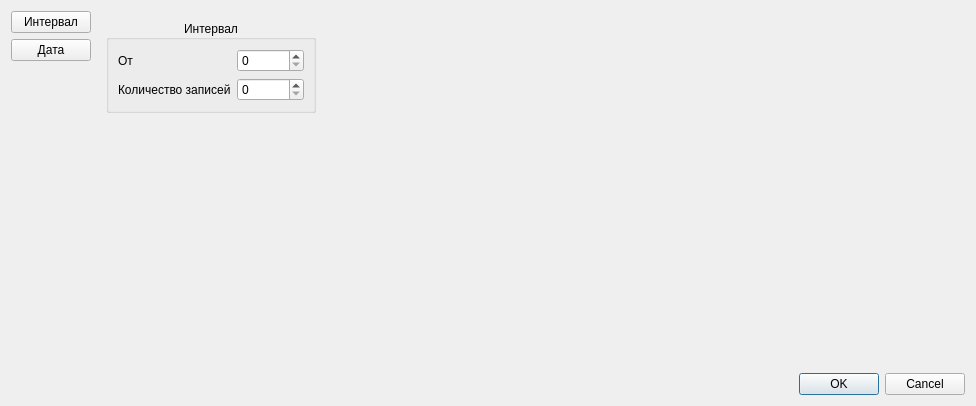
First picture: the form in filterdialog.ui, repository vlarry/configurator, before the edit.
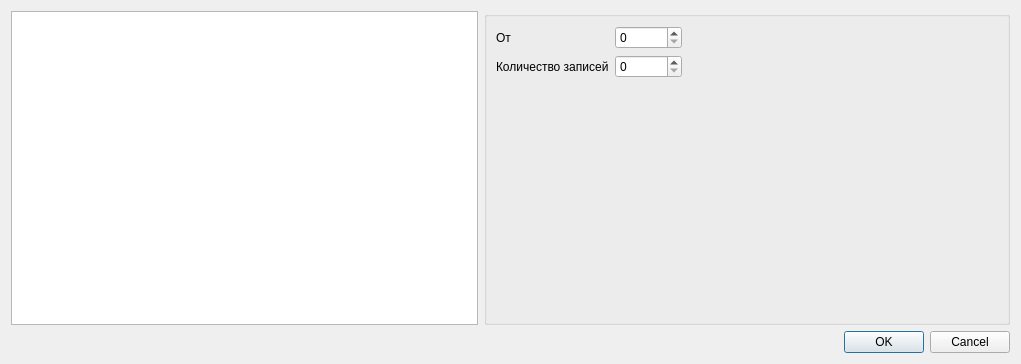
Second picture: the form after the edit. The open tabs and pages were chosen to show the change.

Commit message: Реализация остановки чтения сообщений по кнопке; Изменение виджета фильтра (Вместо кнопок - QListWidget).

The edit to the form file:
```diff
--- a/filterdialog.ui
+++ b/filterdialog.ui
@@ -6,78 +6,50 @@
    <rect>
     <x>0</x>
     <y>0</y>
-    <width>976</width>
-    <height>406</height>
+    <width>1021</width>
+    <height>364</height>
    </rect>
   </property>
   <property name="windowTitle">
    <string>Фильтр</string>
   </property>
-  <layout class="QVBoxLayout" name="verticalLayout_4">
-   <item>
-    <layout class="QHBoxLayout" name="horizontalLayout_2">
-     <item>
       <layout class="QVBoxLayout" name="verticalLayout_3">
        <item>
-        <widget class="QPushButton" name="pushbtnFilterInterval">
-         <property name="toolTip">
-          <string>&lt;html&gt;&lt;head/&gt;&lt;body&gt;&lt;p&gt;Фильтровать чтение/импорт/экспорт журналов по интервалу&lt;/p&gt;&lt;/body&gt;&lt;/html&gt;</string>
-         </property>
-         <property name="text">
-          <string>Интервал</string>
-         </property>
-        </widget>
+    <layout class="QHBoxLayout" name="horizontalLayout_4">
+     <item>
+      <widget class="QListWidget" name="listWidgetFilterButton"/>
        </item>
        <item>
-        <widget class="QPushButton" name="pushbtnFilterDate">
-         <property name="toolTip">
-          <string>&lt;html&gt;&lt;head/&gt;&lt;body&gt;&lt;p&gt;Фильтровать чтение/импорт/экспорт журналов по дате&lt;/p&gt;&lt;/body&gt;&lt;/html&gt;</string>
-         </property>
-         <property name="text">
-          <string>Дата</string>
-         </property>
-        </widget>
-       </item>
-       <item>
-        <spacer name="verticalSpacer_2">
-         <property name="orientation">
-          <enum>Qt::Vertical</enum>
-         </property>
-         <property name="sizeHint" stdset="0">
-          <size>
-           <width>20</width>
-           <height>40</height>
-          </size>
-         </property>
-        </spacer>
-       </item>
-      </layout>
-     </item>
-     <item>
-      <layout class="QHBoxLayout" name="horizontalLayout">
+      <widget class="QGroupBox" name="groupBoxFilterWidget">
+       <property name="title">
+        <string/>
+       </property>
+       <layout class="QHBoxLayout" name="horizontalLayout_3">
+        <property name="spacing">
+         <number>2</number>
+        </property>
+        <property name="leftMargin">
+         <number>0</number>
+        </property>
+        <property name="topMargin">
+         <number>0</number>
+        </property>
+        <property name="rightMargin">
+         <number>0</number>
+        </property>
+        <property name="bottomMargin">
+         <number>0</number>
+        </property>
        <item>
         <widget class="QStackedWidget" name="stackwgtFilter">
          <property name="currentIndex">
           <number>1</number>
          </property>
          <widget class="QWidget" name="pageFilterInterval">
-          <layout class="QVBoxLayout" name="verticalLayout_2">
-           <item>
-            <widget class="QGroupBox" name="groupboxFilterInterval">
-             <property name="sizePolicy">
-              <sizepolicy hsizetype="Fixed" vsizetype="Preferred">
-               <horstretch>0</horstretch>
-               <verstretch>0</verstretch>
-              </sizepolicy>
-             </property>
-             <property name="title">
-              <string>Интервал</string>
-             </property>
-             <property name="alignment">
-              <set>Qt::AlignCenter</set>
-             </property>
              <layout class="QVBoxLayout" name="verticalLayout">
               <item>
+             <layout class="QHBoxLayout" name="horizontalLayout">
+              <item>
                <layout class="QFormLayout" name="formLayout">
                 <item row="0" column="0">
                  <widget class="QLabel" name="label_13">
@@ -145,8 +117,20 @@
                 </item>
                </layout>
               </item>
+              <item>
+               <spacer name="horizontalSpacer">
+                <property name="orientation">
+                 <enum>Qt::Horizontal</enum>
+                </property>
+                <property name="sizeHint" stdset="0">
+                 <size>
+                  <width>40</width>
+                  <height>20</height>
+                 </size>
+                </property>
+               </spacer>
+              </item>
              </layout>
-            </widget>
            </item>
            <item>
             <spacer name="verticalSpacer">
@@ -164,18 +148,12 @@
           </layout>
          </widget>
          <widget class="QWidget" name="pageFilterDate">
-          <layout class="QHBoxLayout" name="horizontalLayout_4">
+           <layout class="QHBoxLayout" name="horizontalLayout_2">
            <item>
-            <widget class="QGroupBox" name="groupboxFilterDate">
-             <property name="title">
-              <string>Дата</string>
-             </property>
-             <property name="alignment">
-              <set>Qt::AlignCenter</set>
-             </property>
-             <layout class="QHBoxLayout" name="horizontalLayout_3">
-              <item>
-               <layout class="QVBoxLayout" name="verticalLayout_6">
+             <layout class="QVBoxLayout" name="verticalLayout_2">
+              <property name="spacing">
+               <number>2</number>
+              </property>
                 <item>
                  <widget class="QLabel" name="label_3">
                   <property name="text">
@@ -224,42 +202,12 @@
               </item>
              </layout>
             </widget>
+         </widget>
            </item>
           </layout>
          </widget>
-        </widget>
-       </item>
-       <item>
-        <spacer name="horizontalSpacer_2">
-         <property name="orientation">
-          <enum>Qt::Horizontal</enum>
-         </property>
-         <property name="sizeHint" stdset="0">
-          <size>
-           <width>91</width>
-           <height>20</height>
-          </size>
-         </property>
-        </spacer>
-       </item>
-      </layout>
-     </item>
-    </layout>
-   </item>
-   <item>
-    <layout class="QHBoxLayout" name="horizontalLayout_5">
-     <item>
-      <spacer name="horizontalSpacer_4">
-       <property name="orientation">
-        <enum>Qt::Horizontal</enum>
-       </property>
-       <property name="sizeHint" stdset="0">
-        <size>
-         <width>40</width>
-         <height>20</height>
-        </size>
-       </property>
-      </spacer>
+     </item>
+    </layout>
      </item>
      <item>
       <widget class="QDialogButtonBox" name="buttonBox">
@@ -270,8 +218,6 @@
         <set>QDialogButtonBox::Cancel|QDialogButtonBox::Ok</set>
        </property>
       </widget>
-     </item>
-    </layout>
    </item>
   </layout>
  </widget>
```
Left out of the diff: 5 changed lines with no effect on the pictures. Lines whose indentation alone changed are shown as unchanged. The commit also changes 5 other files.
